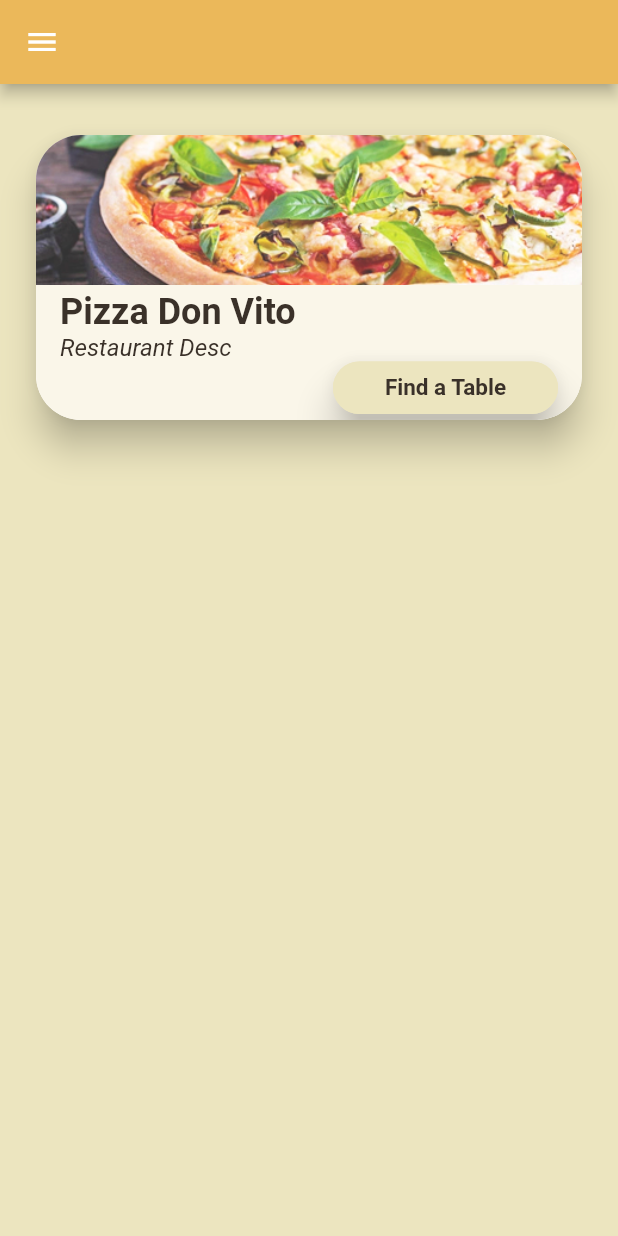
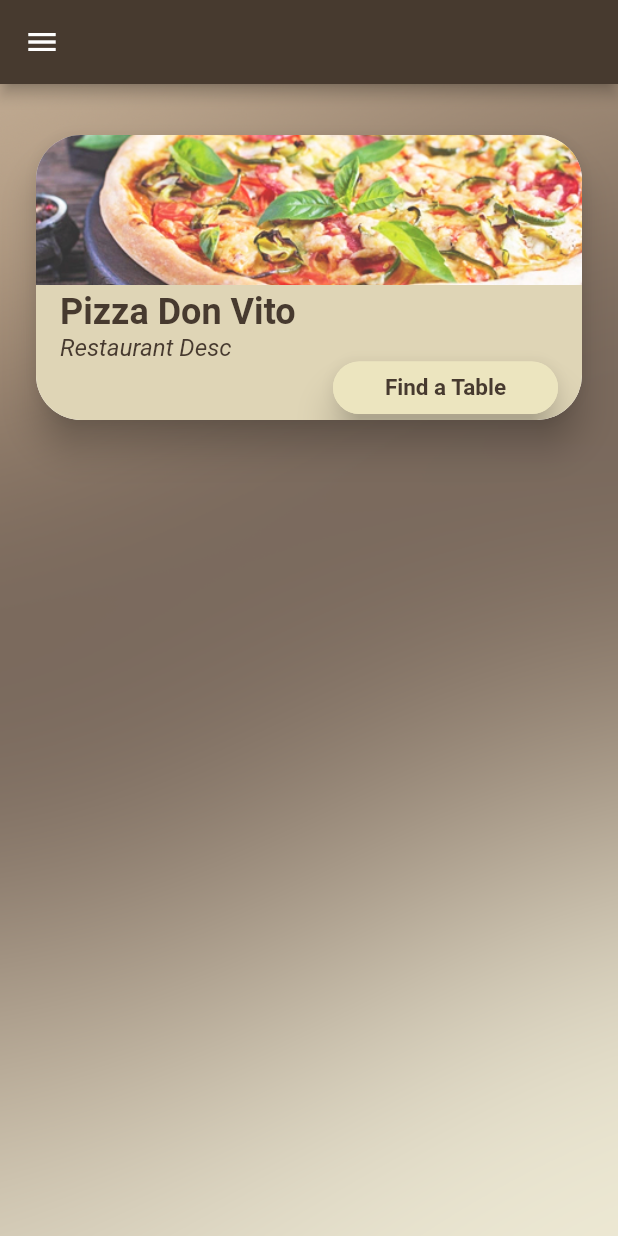
Before and after one commit to dashkata/ordertaker, a Flutter app: the screen it shows once a user with an empty profile is signed in, on a phone screen of 412 x 824 dp. Run offline on Flutter 3.47's test engine with Material 2 defaults, Android fonts, the phone set to English and light mode, and no system bars; drawn by our look-alikes of getwidget; our stand-ins replace date_time_picker, device_preview, firebase_auth, firebase_core, flutter_riverpod, google_fonts and 1 more; accounts and stored records are empty; network calls fail.

Commit message:
Added the new background in the app

```diff
--- a/order_taker/lib/Screens/project_widgets.dart
+++ b/order_taker/lib/Screens/project_widgets.dart
@@ -129,7 +129,13 @@ class BackgroundWidget extends StatelessWidget {
   @override
   Widget build(BuildContext context) {
     return Container(
-      color: mainColor,
+      // color: mainColor,
+      decoration: BoxDecoration(
+        image: DecorationImage(
+          image: AssetImage("Assets/Background.png"),
+          fit: BoxFit.fill,
+        ),
+      ),
     );
   }
 }
--- a/order_taker/lib/Themes/themes.dart
+++ b/order_taker/lib/Themes/themes.dart
@@ -1,13 +1,12 @@
 import 'package:flutter/material.dart';
-
-Color appBarColor = const Color.fromARGB(255, 235, 184, 90);
 
 // Color accentColor = Colors.black;
 // Color complementaryColor = Colors.deepOrange;
 // Color mainColor = HexColor("#EFEBD6");
-const Color accentColor = Color.fromARGB(255, 58, 49, 41);
-const Color complementaryColor = Color(0xffFAF6E9);
+const Color accentColor = Color.fromARGB(255, 71, 58, 47);
+const Color complementaryColor = Color.fromARGB(255, 223, 213, 182);
 const Color mainColor = Color.fromARGB(255, 236, 229, 191);
+Color appBarColor = accentColor;
 TextStyle alertTextStyle = const TextStyle(
   letterSpacing: 0.5,
   fontSize: 20,
```
Also changed, not shown: order_taker/Assets/Background.jpg (deleted), order_taker/Assets/Background.png (added).
